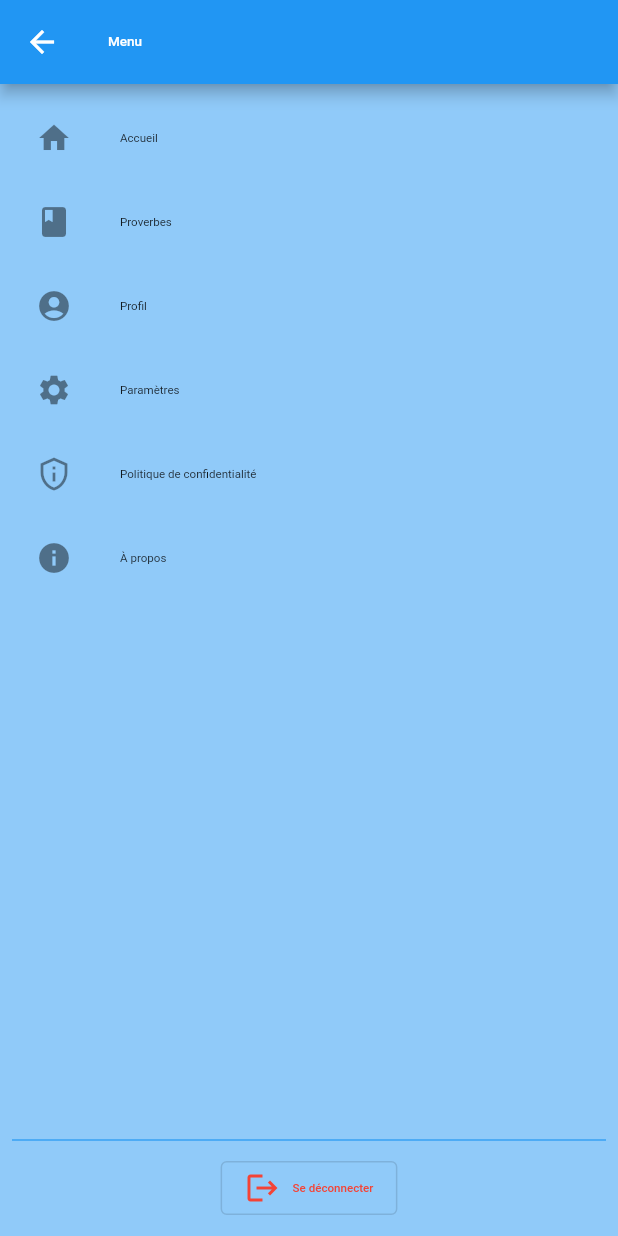
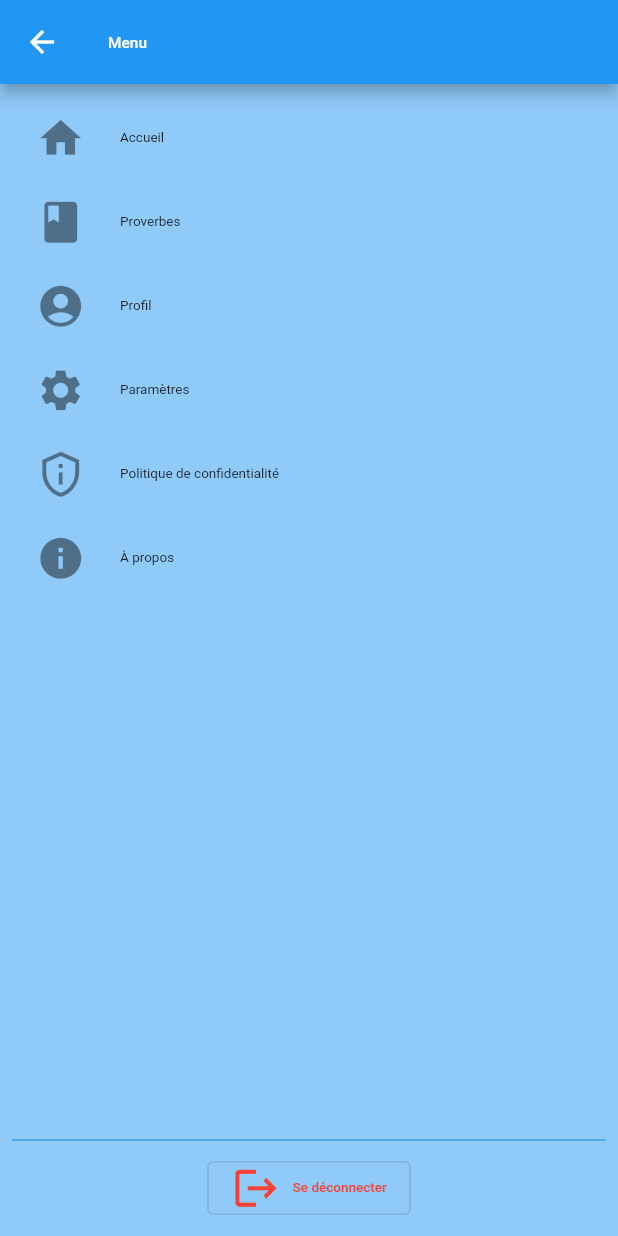
Before and after one commit to smirltech/tabwa-french, a Flutter app: the MainMenu screen opened directly, on a phone screen of 412 x 824 dp. Run offline on Flutter 3.47's test engine with Material 2 defaults, Android fonts, the phone set to English and light mode, and no system bars; our stand-ins replace badges, connectivity_plus, fluttertoast, get, get_storage, google_fonts and 2 more; missing offline and left inert: flutter_sound_lite, smirl_version_checker; accounts and stored records are empty; network calls fail.

Commit message:
working on auto adjusting font size according to screen size

```diff
--- a/lib/app/views/home/components/main_menu.dart
+++ b/lib/app/views/home/components/main_menu.dart
@@ -14,7 +14,7 @@ class MainMenu extends StatelessWidget {
     return Scaffold(
       backgroundColor: Theme.of(context).backgroundColor,
       appBar: AppBar(
-        title: Text('menu'.tr, style: TextStyle(fontSize: getTextSize(14))),
+        title: Text('menu'.tr, style: TextStyle(fontSize: getTextSize(16))),
       ),
       body: Padding(
         padding: const EdgeInsets.all(8.0),
@@ -22,53 +22,71 @@ class MainMenu extends StatelessWidget {
           crossAxisAlignment: CrossAxisAlignment.start,
           children: [
             ListTile(
-              leading: const Icon(Icons.home),
+              leading: Icon(
+                Icons.home,
+                size: getShortSide(30),
+              ),
               title:
-                  Text('home'.tr, style: TextStyle(fontSize: getTextSize(12))),
+                  Text('home'.tr, style: TextStyle(fontSize: getTextSize(14))),
               onTap: () {
                 Get.back();
               },
             ),
             ListTile(
-              leading: const Icon(Icons.book),
+              leading: Icon(
+                Icons.book,
+                size: getShortSide(30),
+              ),
               title: Text('proverbs'.tr,
-                  style: TextStyle(fontSize: getTextSize(12))),
+                  style: TextStyle(fontSize: getTextSize(14))),
               onTap: () {
                 Get.back();
                 Get.find<WordsService>().loadProverbsScreen();
               },
             ),
             ListTile(
-              leading: const Icon(Icons.account_circle),
+              leading: Icon(
+                Icons.account_circle,
+                size: getShortSide(30),
+              ),
               title: Text('profile'.tr,
-                  style: TextStyle(fontSize: getTextSize(12))),
+                  style: TextStyle(fontSize: getTextSize(14))),
               onTap: () {
                 Get.back();
                 Get.toNamed(Routes.profile);
               },
             ),
             ListTile(
-              leading: const Icon(Icons.settings),
+              leading: Icon(
+                Icons.settings,
+                size: getShortSide(30),
+              ),
               title: Text('settings'.tr,
-                  style: TextStyle(fontSize: getTextSize(12))),
+                  style: TextStyle(fontSize: getTextSize(14))),
               onTap: () {
                 Get.back();
                 Get.toNamed(Routes.settings);
               },
             ),
             ListTile(
-              leading: const Icon(Icons.privacy_tip_outlined),
+              leading: Icon(
+                Icons.privacy_tip_outlined,
+                size: getShortSide(30),
+              ),
               title: Text('privacy policy'.tr,
-                  style: TextStyle(fontSize: getTextSize(12))),
+                  style: TextStyle(fontSize: getTextSize(14))),
               onTap: () {
                 Get.back();
                 Get.toNamed(Routes.privacy);
               },
             ),
             ListTile(
-              leading: const Icon(Icons.info),
+              leading: Icon(
+                Icons.info,
+                size: getShortSide(30),
+              ),
               title:
-                  Text('about'.tr, style: TextStyle(fontSize: getTextSize(12))),
+                  Text('about'.tr, style: TextStyle(fontSize: getTextSize(14))),
               onTap: () {
                 Get.back();
                 Get.toNamed(Routes.about);
@@ -93,9 +111,12 @@ class MainMenu extends StatelessWidget {
                         style: OutlinedButton.styleFrom(
                           primary: Colors.red,
                         ),
-                        icon: const Icon(Icons.logout),
+                        icon: Icon(
+                          Icons.logout,
+                          size: getShortSide(30),
+                        ),
                         label: Text('logout'.tr,
-                            style: TextStyle(fontSize: getTextSize(12))),
+                            style: TextStyle(fontSize: getTextSize(14))),
                       ),
                     );
                   } else {
@@ -105,9 +126,12 @@ class MainMenu extends StatelessWidget {
                           Get.back();
                           Get.toNamed(Routes.login);
                         },
-                        icon: const Icon(Icons.login),
+                        icon: Icon(
+                          Icons.login,
+                          size: getShortSide(30),
+                        ),
                         label: Text('login'.tr,
-                            style: TextStyle(fontSize: getTextSize(12))),
+                            style: TextStyle(fontSize: getTextSize(14))),
                       ),
                     );
                   }
@@ -122,9 +146,12 @@ class MainMenu extends StatelessWidget {
                       style: OutlinedButton.styleFrom(
                         primary: Colors.orange,
                       ),
-                      icon: const Icon(Icons.person_add_alt),
+                      icon: Icon(
+                        Icons.person_add_alt,
+                        size: getShortSide(30),
+                      ),
                       label: Text('register'.tr,
-                          style: TextStyle(fontSize: getTextSize(12))),
+                          style: TextStyle(fontSize: getTextSize(14))),
                     ),
                   ),
               ],
```
